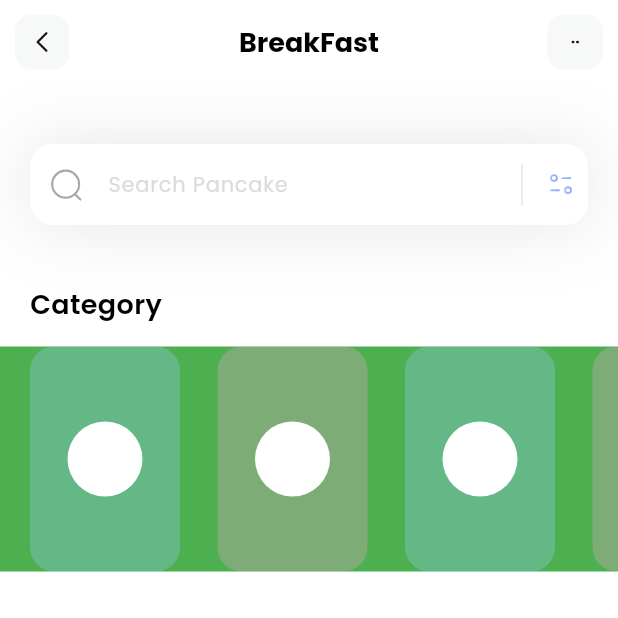
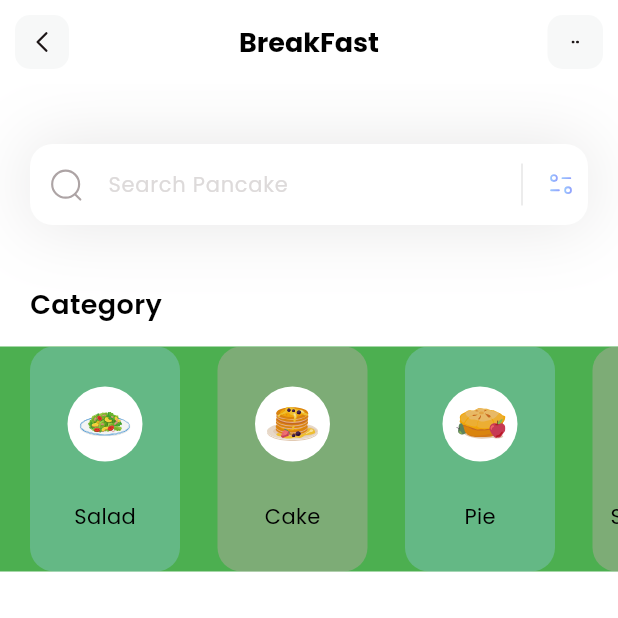
Before and after one commit to Birkity/Flutter-Fitness, a Flutter app: the screen it shows after launch, on a phone screen of 412 x 824 dp, the top half of it. Run offline on Flutter 3.47's test engine with Material 3 defaults, Android fonts, the phone set to English and light mode, and no system bars; our stand-ins replace flutter_svg.

Commit message:
"Updated category item layout: changed main axis alignment and added icon and text to container."

```diff
--- a/lib/pages/home.dart
+++ b/lib/pages/home.dart
@@ -62,7 +62,7 @@ class _HomePageState extends State<HomePage> {
                           color: categories[index].boxColor.withOpacity(0.3),
                           borderRadius: BorderRadius.circular(16)),
                       child: Column(
-                        mainAxisAlignment: MainAxisAlignment.center,
+                        mainAxisAlignment: MainAxisAlignment.spaceEvenly,
                         children: [
                           Container(
                             height: 50,
@@ -70,6 +70,19 @@ class _HomePageState extends State<HomePage> {
                             decoration: BoxDecoration(
                               color: Colors.white,
                               shape: BoxShape.circle,
+                            ),
+                            child: Padding(
+                              padding: const EdgeInsets.all(8.0),
+                              child:
+                                  SvgPicture.asset(categories[index].iconPath),
+                            ),
+                          ),
+                          Text(
+                            categories[index].name,
+                            style: TextStyle(
+                              fontWeight: FontWeight.w400,
+                              color: Colors.black,
+                              fontSize: 14,
                             ),
                           )
                         ],
```
